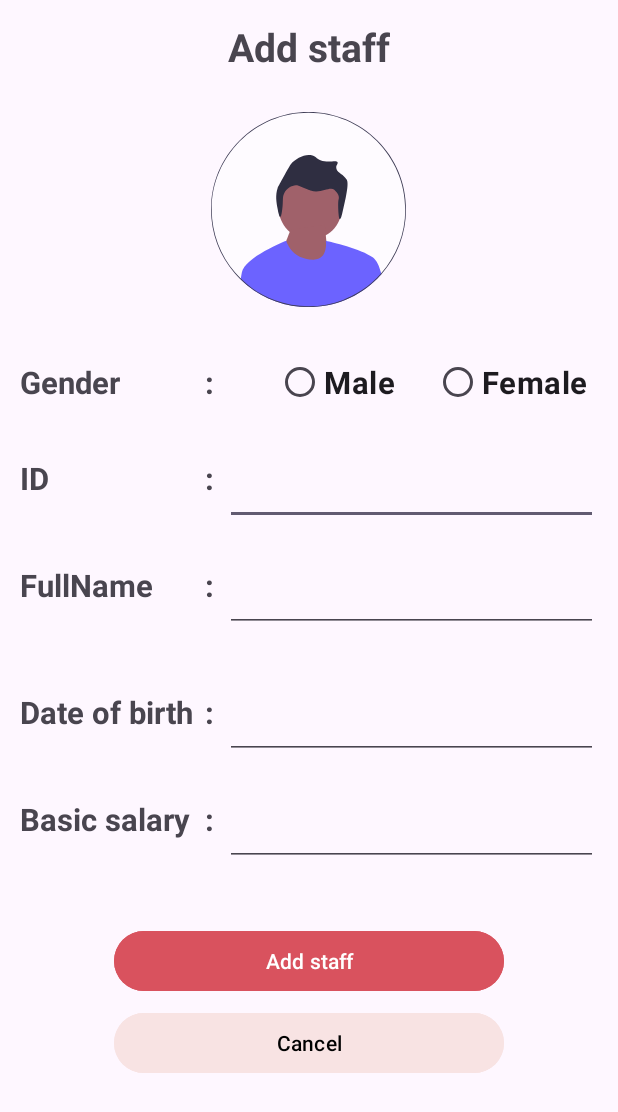
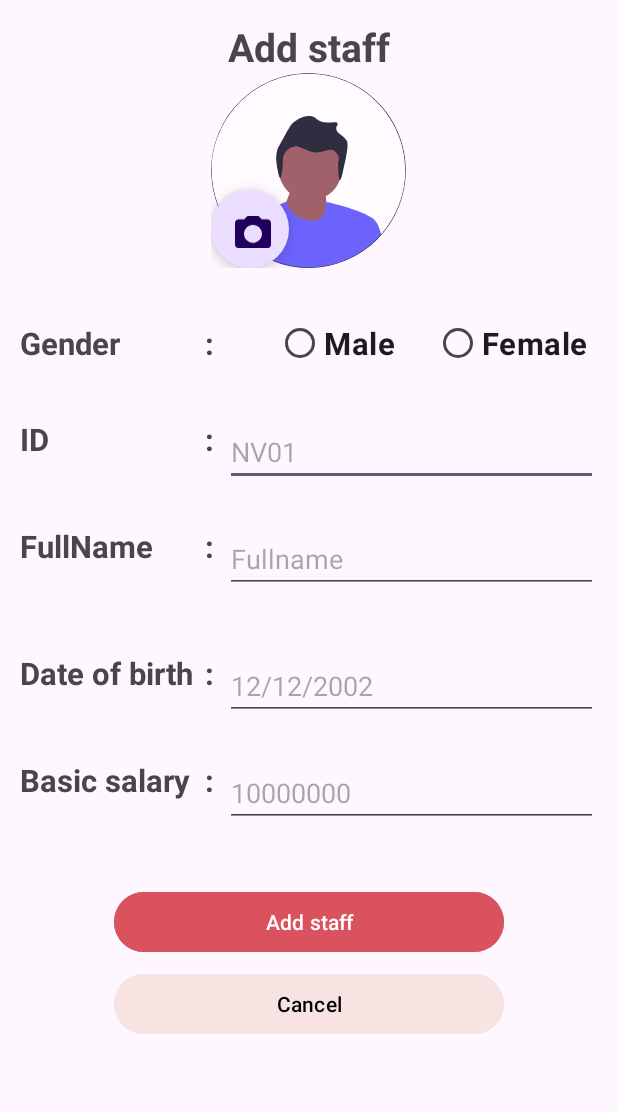
Before and after one commit to VanAnh290903/Timekeeping, an Android app: the AddStaffActivity screen opened directly, with no data from a screen before it, after a tap on "Add staff", on a phone screen of 412 x 824 dp. Shown: the top 1112 px of the screen. Run offline under Robolectric (Android 15) with nearby library versions, the phone set to English and light mode, and no system bars; our stand-ins replace sdp/ssp sizes; libraries missing offline, so code that uses them is left out: com.github.dhaval2404.imagepicker.

Commit message:
feat: choose avatar in add staff

```diff
--- a/app/build.gradle
+++ b/app/build.gradle
@@ -36,9 +36,12 @@ dependencies {
     implementation 'androidx.appcompat:appcompat:1.6.1'
     implementation 'com.google.android.material:material:1.8.0'
     implementation 'androidx.constraintlayout:constraintlayout:2.1.4'
+    implementation 'com.github.dhaval2404:imagepicker:2.1'
+    implementation 'com.google.android.gms:play-services-cast-framework:21.0.1'
     testImplementation 'junit:junit:4.13.2'
     androidTestImplementation 'androidx.test.ext:junit:1.1.5'
     androidTestImplementation 'androidx.test.espresso:espresso-core:3.5.1'
+    implementation 'com.squareup.picasso:picasso:2.71828'
 
     // Scalable Size Unit (Support for different screen sizes)
     implementation 'com.intuit.sdp:sdp-android:1.0.6'
--- a/app/src/main/java/com/vanh/timekeeping/activities/AddStaffActivity.java
+++ b/app/src/main/java/com/vanh/timekeeping/activities/AddStaffActivity.java
@@ -1,14 +1,22 @@
 package com.vanh.timekeeping.activities;
+
+import android.content.Intent;
+import android.database.Cursor;
+import android.graphics.Bitmap;
+import android.graphics.drawable.BitmapDrawable;
+import android.net.Uri;
+import android.os.Bundle;
+import android.provider.MediaStore;
+import android.view.View;
+import android.widget.ImageView;
+import android.widget.Toast;
 
 import androidx.annotation.NonNull;
 import androidx.annotation.Nullable;
 import androidx.appcompat.app.AppCompatActivity;
 
-import android.content.Intent;
-import android.os.Bundle;
-import android.renderscript.ScriptGroup;
-import android.widget.Toast;
-
+import com.github.dhaval2404.imagepicker.ImagePicker;
+import com.google.android.material.floatingactionbutton.FloatingActionButton;
 import com.vanh.timekeeping.database.StaffDatabase;
 import com.vanh.timekeeping.databinding.ActivityAddStaffBinding;
 import com.vanh.timekeeping.entity.Staff;
@@ -17,7 +25,8 @@ import com.vanh.timekeeping.ulitilies.Gender;
 public class AddStaffActivity extends AppCompatActivity {
 
     private ActivityAddStaffBinding binding;
-
+ImageView imageView;
+FloatingActionButton buttonCamera;
     @Override
     protected void onCreate(Bundle savedInstanceState) {
         super.onCreate(savedInstanceState);
@@ -25,19 +34,38 @@ public class AddStaffActivity extends AppCompatActivity {
         setContentView(binding.getRoot());
         init();
         setListener();
-    }
-    private void init(){
 
     }
 
+    private void init(){
+//        Objects.requireNonNull(getSupportActionBar()).setBackgroundDrawable(new ColorDrawable(getColor()));
+      imageView = binding.shapeableImageView;
+      buttonCamera= binding.Camera;
+      buttonCamera.setOnClickListener(new View.OnClickListener() {
+          @Override
+          public void onClick(View view) {
+
+
+
+              ImagePicker.with(AddStaffActivity.this)
+                      .crop()	    			//Crop image(Optional), Check Customization for more option
+                      .compress(1024)			//Final image size will be less than 1 MB(Optional)
+                      .maxResultSize(1080, 1080)	//Final image resolution will be less than 1080 x 1080(Optional)
+                      .start();
+          }
+      });
+    }
+
+
     private void setListener(){
         binding.btnAddStaff.setOnClickListener(view -> {
+            String imageUrl = getImageUrlFromImageView();
 //            Toast.makeText(this, Gender.MALE + "", Toast.LENGTH_SHORT).show();
             if (isValid()) {
                 Staff staff = new Staff(
                         binding.staffId.getText().toString(),
                         binding.staffName.getText().toString(),
-                        "",
+                        imageUrl,
                         (binding.staffGenderFe.isChecked()) ? Integer.parseInt(String.valueOf(Gender.FEMALE)) : Integer.parseInt(String.valueOf(Gender.MALE)),
                         binding.staffDateOfBirth.getText().toString(),
                         Double.parseDouble(binding.staffBasicSalary.getText().toString()),
@@ -58,6 +86,27 @@ public class AddStaffActivity extends AppCompatActivity {
         binding.btnCancelAdd.setOnClickListener(view -> {
             finish();
         });
+    }
+    private String getImageUrlFromImageView() {
+        if (imageView.getDrawable() instanceof BitmapDrawable) {
+            BitmapDrawable drawable = (BitmapDrawable) imageView.getDrawable();
+            Bitmap bitmap = drawable.getBitmap();
+
+            // Lưu ảnh vào bộ nhớ và trả về địa chỉ ảnh
+            return saveImageToStorage(bitmap);
+        } else {
+            return ""; // Trả về chuỗi trống nếu không có ảnh trong ImageView
+        }
+    }
+
+    // Hàm để lưu ảnh vào bộ nhớ và trả về địa chỉ ảnh
+    private String saveImageToStorage(Bitmap bitmap) {
+        // Thực hiện lưu ảnh vào bộ nhớ và trả về địa chỉ ảnh
+        // Bạn có thể sử dụng các thư viện hoặc phương pháp tùy thuộc vào nhu cầu của bạn
+        // Ví dụ: sử dụng File.createTempFile để tạo một tệp tạm thời và lưu ảnh vào đó
+        // Sau đó, trả về địa chỉ của tệp tạm thời.
+        // Lưu ý: Hãy thay đổi phương thức này theo nhu cầu thực tế của bạn.
+        return ""; // Đây là một giả định, bạn cần cập nhật phương thức này dựa trên yêu cầu của bạn.
     }
     @NonNull
     private Boolean isValid() {
@@ -85,7 +134,20 @@ public class AddStaffActivity extends AppCompatActivity {
     @Override
     protected void onActivityResult(int requestCode, int resultCode, @Nullable Intent data) {
         super.onActivityResult(requestCode, resultCode, data);
+        Uri uri= data.getData();
 
+        imageView.setImageURI(uri);
     }
-
+    private String getRealPathFromUri(Uri uri) {
+        String[] projection = {MediaStore.Images.Media.DATA};
+        Cursor cursor = getContentResolver().query(uri, projection, null, null, null);
+        if (cursor == null) {
+            return uri.getPath(); // Trả về đường dẫn trực tiếp nếu không truy vấn được
+        }
+        int columnIndex = cursor.getColumnIndexOrThrow(MediaStore.Images.Media.DATA);
+        cursor.moveToFirst();
+        String path = cursor.getString(columnIndex);
+        cursor.close();
+        return path;
+    }
 }
--- a/app/src/main/java/com/vanh/timekeeping/adapters/StaffAdapter.java
+++ b/app/src/main/java/com/vanh/timekeeping/adapters/StaffAdapter.java
@@ -10,6 +10,7 @@ import android.widget.Toast;
 import androidx.annotation.NonNull;
 import androidx.recyclerview.widget.RecyclerView;
 
+import com.squareup.picasso.Picasso;
 import com.vanh.timekeeping.activities.DetailStaffActivity;
 import com.vanh.timekeeping.databinding.ItemStaffBinding;
 import com.vanh.timekeeping.entity.Staff;
@@ -61,6 +62,7 @@ public class StaffAdapter extends RecyclerView.Adapter<StaffAdapter.StaffViewhol
         void setStaffdata(Staff staff) {
             binding.staffName.setText(staff.getNameStaff());
             binding.staffId.setText(staff.getIdStaff());
+            Picasso.get().load(staff.getAvatar()).into(binding.imgAvtStaff);
             binding.itemStaff.setOnClickListener(new View.OnClickListener() {
                 @Override
                 public void onClick(View view) {
--- /dev/null
+++ b/app/src/main/res/drawable/vector__1_.xml
@@ -0,0 +1,9 @@
+<vector xmlns:android="http://schemas.android.com/apk/res/android"
+    android:width="80dp"
+    android:height="72dp"
+    android:viewportWidth="80"
+    android:viewportHeight="72">
+  <path
+      android:pathData="M28,0L20.68,8H8C3.6,8 0,11.6 0,16V64C0,68.4 3.6,72 8,72H72C76.4,72 80,68.4 80,64V16C80,11.6 76.4,8 72,8H59.32L52,0H28ZM40,60C28.96,60 20,51.04 20,40C20,28.96 28.96,20 40,20C51.04,20 60,28.96 60,40C60,51.04 51.04,60 40,60Z"
+      android:fillColor="#434343"/>
+</vector>
--- a/app/src/main/res/layout/activity_add_staff.xml
+++ b/app/src/main/res/layout/activity_add_staff.xml
@@ -26,17 +26,42 @@
                 android:textSize="@dimen/_20ssp"
                 android:textStyle="bold" />
         </RelativeLayout>
+<androidx.constraintlayout.widget.ConstraintLayout
+    android:layout_width="wrap_content"
+    android:layout_height="wrap_content"
+    android:id="@+id/img_avtAddStaff"
+    android:layout_below="@+id/titleMain"
+    android:layout_centerHorizontal="true">
 
-        <ImageView
-            android:id="@+id/img_avtAddStaff"
-            android:layout_width="@dimen/_100sdp"
-            android:layout_height="@dimen/_100sdp"
-            android:layout_below="@+id/titleMain"
-            android:layout_centerHorizontal="true"
-            android:layout_marginTop="@dimen/_20sdp"
-            android:src="@drawable/img_avatar_default"
-            android:background="@drawable/bg_circle"/>
+    <com.google.android.material.imageview.ShapeableImageView
 
+        android:id="@+id/shapeableImageView"
+        android:layout_width="@dimen/_100sdp"
+
+        app:shapeAppearanceOverlay="@style/circular"
+        android:layout_height="@dimen/_100sdp"
+        android:background="@drawable/bg_circle"
+        android:src="@drawable/img_avatar_default"
+        tools:ignore="MissingConstraints"
+        />
+
+    <com.google.android.material.floatingactionbutton.FloatingActionButton
+
+        android:id="@+id/Camera"
+        android:layout_width="@dimen/_40sdp"
+        android:layout_height="@dimen/_40sdp"
+        android:clickable="true"
+        android:focusable="true"
+        app:layout_constraintBottom_toBottomOf="@+id/shapeableImageView"
+        app:srcCompat="@drawable/vector__1_"
+        tools:ignore="MissingConstraints"
+        tools:layout_editor_absoluteX="@dimen/_70sdp"
+        android:contentDescription="Open Camera"
+        android:background="@drawable/bg_circle"
+        app:shapeAppearanceOverlay="@style/circular"/>
+
+
+</androidx.constraintlayout.widget.ConstraintLayout>
 
         <RelativeLayout
             android:id="@+id/inf_AddGender"
@@ -134,7 +159,8 @@
                 android:layout_height="wrap_content"
                 android:id="@+id/staffId"
                 android:layout_alignStart="@id/two_dot_2"
-                android:layout_marginStart="@dimen/_10ssp"/>
+                android:layout_marginStart="@dimen/_10ssp"
+                android:hint="NV01"/>
         </RelativeLayout>
 
         <RelativeLayout
@@ -166,7 +192,8 @@
                 android:layout_height="wrap_content"
                 android:id="@+id/staffName"
                 android:layout_alignStart="@id/two_dot_3"
-                android:layout_marginStart="@dimen/_10ssp"/>
+                android:layout_marginStart="@dimen/_10ssp"
+                android:hint="Fullname"/>
         </RelativeLayout>
 
 
@@ -198,7 +225,8 @@
                 android:layout_height="wrap_content"
                 android:id="@+id/staffDateOfBirth"
                 android:layout_alignStart="@id/two_dot_4"
-                android:layout_marginStart="@dimen/_10ssp"/>
+                android:layout_marginStart="@dimen/_10ssp"
+                android:hint="12/12/2002"/>
 
         </RelativeLayout>
 
@@ -230,7 +258,9 @@
                 android:layout_height="wrap_content"
                 android:id="@+id/staffBasicSalary"
                 android:layout_alignStart="@id/two_dot_5"
-                android:layout_marginStart="@dimen/_10ssp"/>
+                android:layout_marginStart="@dimen/_10ssp"
+                android:hint="10000000"
+                />
         </RelativeLayout>
         <RelativeLayout
             android:layout_width="wrap_content"
@@ -264,5 +294,7 @@
                 android:textColor="@color/black"
                 />
         </RelativeLayout>
+
+
     </RelativeLayout>
 </ScrollView>
--- /dev/null
+++ b/app/src/main/res/values/circlestyle.xml
@@ -0,0 +1,6 @@
+<?xml version="1.0" encoding="utf-8"?>
+<resources>
+<style name="circular">
+    <item name="cornerSize">50%</item>
+</style>
+</resources>
--- a/settings.gradle
+++ b/settings.gradle
@@ -10,6 +10,7 @@ dependencyResolutionManagement {
     repositories {
         google()
         mavenCentral()
+        maven { url "https://jitpack.io" }
     }
 }
 
```
Also changed, not shown: build.gradle (line endings or trailing spaces).
